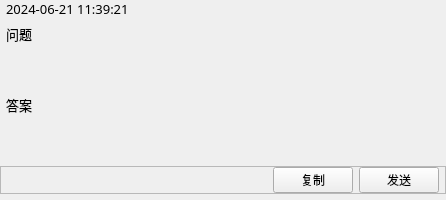
hupochun/ktxa, file qaitem.ui: the form before one commit.
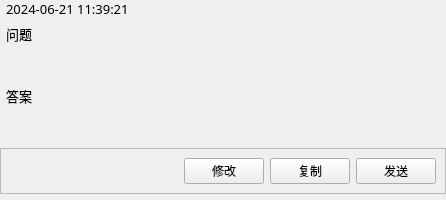
The form after the commit.

```diff
--- a/qaitem.ui
+++ b/qaitem.ui
@@ -187,20 +187,8 @@
      <property name="frameShadow">
       <enum>QFrame::Raised</enum>
      </property>
-     <layout class="QHBoxLayout" name="horizontalLayout">
-      <property name="leftMargin">
-       <number>6</number>
-      </property>
-      <property name="topMargin">
-       <number>0</number>
-      </property>
-      <property name="rightMargin">
-       <number>6</number>
-      </property>
-      <property name="bottomMargin">
-       <number>0</number>
-      </property>
-      <item>
+     <layout class="QGridLayout" name="gridLayout_2">
+      <item row="0" column="0">
        <spacer name="horizontalSpacer">
         <property name="orientation">
          <enum>Qt::Horizontal</enum>
@@ -213,7 +201,23 @@
         </property>
        </spacer>
       </item>
-      <item>
+      <item row="0" column="1">
+       <widget class="QPushButton" name="ReviseBtn">
+        <property name="font">
+         <font>
+          <family>微软雅黑</family>
+          <pointsize>9</pointsize>
+         </font>
+        </property>
+        <property name="toolTip">
+         <string>复制到聊天对话框但不发送</string>
+        </property>
+        <property name="text">
+         <string>修改</string>
+        </property>
+       </widget>
+      </item>
+      <item row="0" column="2">
        <widget class="QPushButton" name="copyBtn">
         <property name="font">
          <font>
@@ -229,7 +233,7 @@
         </property>
        </widget>
       </item>
-      <item>
+      <item row="0" column="3">
        <widget class="QPushButton" name="sendBtn">
         <property name="font">
          <font>
```
